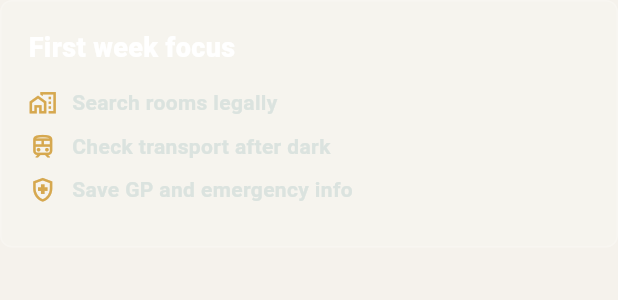
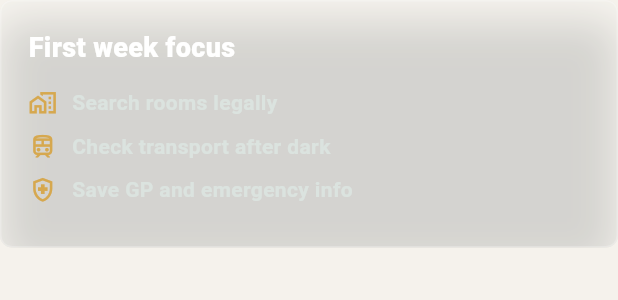
Before and after one commit to samxc/Noobie, a Flutter app: the ArrivalSnapshot widget shown alone on an empty page, opened directly, on a phone screen of 412 x 824 dp. Shown: the top 300 px of the screen. Run offline on Flutter 3.47's test engine with Material 3 defaults, Android fonts, the phone set to English and light mode, and no system bars; our stand-ins replace flutter_tts; network calls fail; Roboto replaces fonts that are missing (Arial).

Commit message:
Add glassmorphism hero treatment

```diff
--- a/lib/main.dart
+++ b/lib/main.dart
@@ -1,4 +1,5 @@
 import 'dart:convert';
+import 'dart:ui';
 
 import 'package:flutter/foundation.dart';
 import 'package:flutter/material.dart';
@@ -394,17 +395,27 @@ class WebsiteShell extends StatelessWidget {
     return Scaffold(
       body: Column(
         children: [
-          Material(
-            color: Colors.white,
+          ClipRect(
+            child: BackdropFilter(
+              filter: ImageFilter.blur(sigmaX: 16, sigmaY: 16),
+              child: Material(
+                color: Colors.white.withValues(alpha: 0.82),
                 child: SafeArea(
                   bottom: false,
                   child: Container(
                     height: 78,
                     padding: const EdgeInsets.symmetric(horizontal: 32),
-                decoration: const BoxDecoration(
-                  border: Border(
+                    decoration: BoxDecoration(
+                      border: const Border(
                         bottom: BorderSide(color: Color(0x14000000)),
                       ),
+                      boxShadow: [
+                        BoxShadow(
+                          color: AppColors.coal.withValues(alpha: 0.05),
+                          blurRadius: 24,
+                          offset: const Offset(0, 10),
+                        ),
+                      ],
                     ),
                     child: Row(
                       children: [
@@ -447,6 +458,8 @@ class WebsiteShell extends StatelessWidget {
                           label: const Text('Find rentals'),
                         ),
                       ],
+                    ),
+                  ),
                 ),
               ),
             ),
@@ -1184,13 +1197,8 @@ class ArrivalSnapshot extends StatelessWidget {
 
   @override
   Widget build(BuildContext context) {
-    return Container(
-      padding: const EdgeInsets.all(18),
-      decoration: BoxDecoration(
-        color: Colors.white.withValues(alpha: 0.13),
-        borderRadius: BorderRadius.circular(8),
-        border: Border.all(color: Colors.white.withValues(alpha: 0.18)),
-      ),
+    return GlassPanel(
+      opacity: 0.14,
       child: const Column(
         crossAxisAlignment: CrossAxisAlignment.start,
         mainAxisSize: MainAxisSize.min,
@@ -2824,6 +2832,45 @@ class Panel extends StatelessWidget {
   }
 }
 
+class GlassPanel extends StatelessWidget {
+  const GlassPanel({
+    super.key,
+    required this.child,
+    this.padding = const EdgeInsets.all(18),
+    this.opacity = 0.15,
+  });
+
+  final Widget child;
+  final EdgeInsetsGeometry padding;
+  final double opacity;
+
+  @override
+  Widget build(BuildContext context) {
+    return ClipRRect(
+      borderRadius: BorderRadius.circular(8),
+      child: BackdropFilter(
+        filter: ImageFilter.blur(sigmaX: 18, sigmaY: 18),
+        child: Container(
+          padding: padding,
+          decoration: BoxDecoration(
+            color: Colors.white.withValues(alpha: opacity),
+            borderRadius: BorderRadius.circular(8),
+            border: Border.all(color: Colors.white.withValues(alpha: 0.24)),
+            boxShadow: [
+              BoxShadow(
+                color: AppColors.coal.withValues(alpha: 0.18),
+                blurRadius: 24,
+                offset: const Offset(0, 14),
+              ),
+            ],
+          ),
+          child: child,
+        ),
+      ),
+    );
+  }
+}
+
 class PageHeading extends StatelessWidget {
   const PageHeading({super.key, required this.title, required this.subtitle});
 
@@ -2898,13 +2945,9 @@ class MetricChip extends StatelessWidget {
 
   @override
   Widget build(BuildContext context) {
-    return Container(
+    return GlassPanel(
       padding: const EdgeInsets.symmetric(horizontal: 14, vertical: 10),
-      decoration: BoxDecoration(
-        color: Colors.white.withValues(alpha: 0.15),
-        borderRadius: BorderRadius.circular(8),
-        border: Border.all(color: Colors.white.withValues(alpha: 0.22)),
-      ),
+      opacity: 0.12,
       child: Row(
         mainAxisSize: MainAxisSize.min,
         children: [
```
Lines whose indentation alone changed are shown as unchanged.
